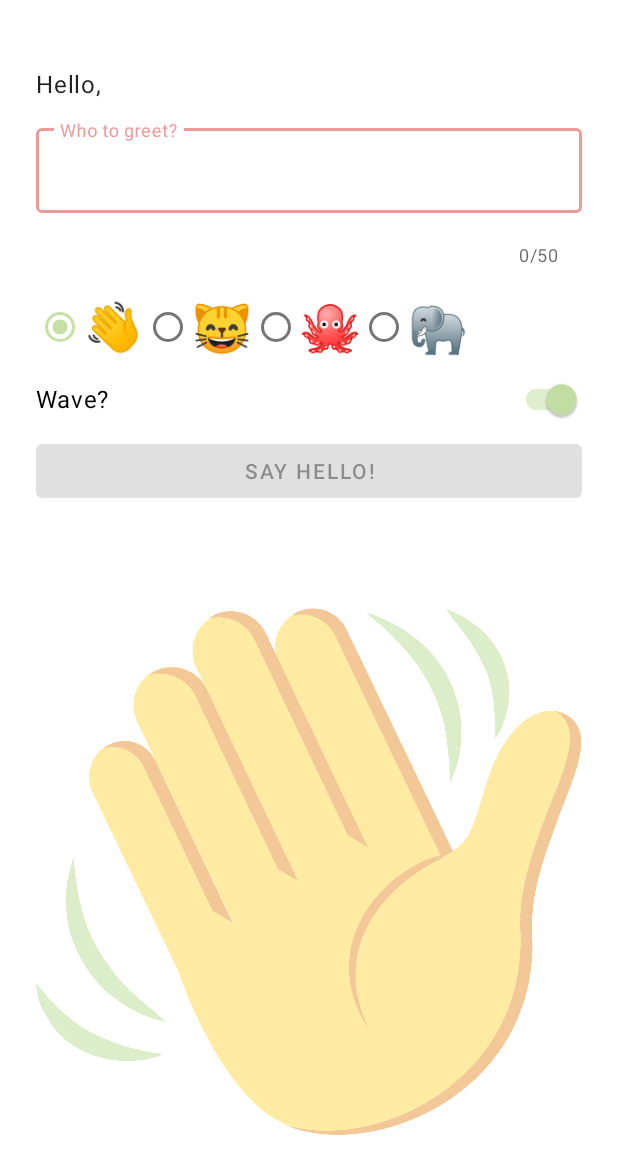
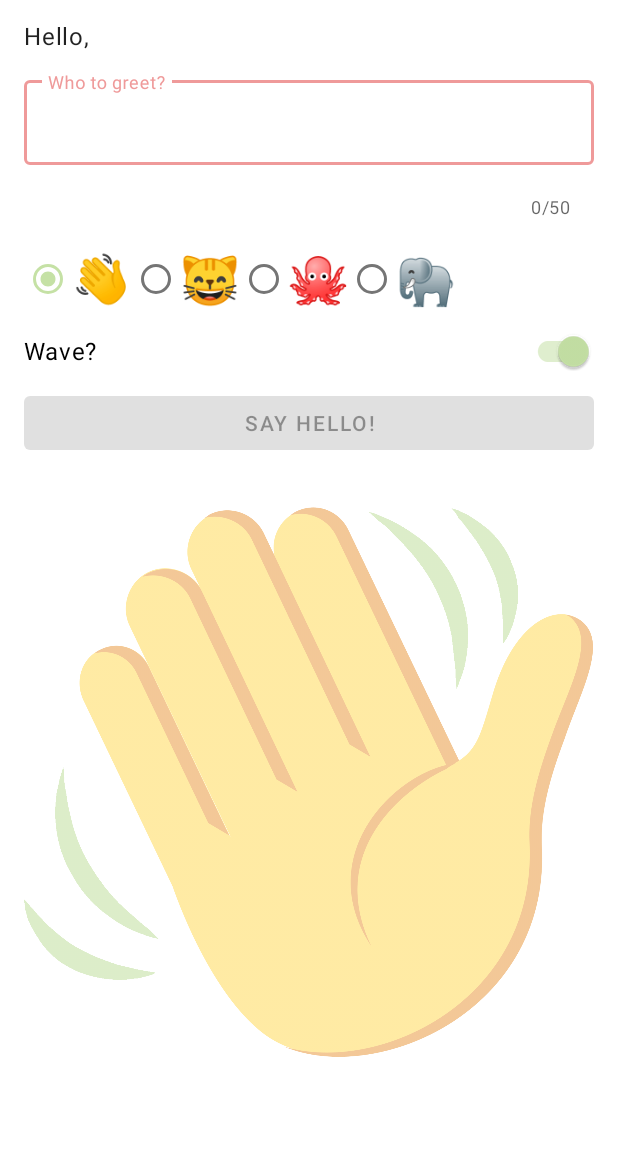
Before and after one commit to kvalle/hello-world-android, an Android app: the layout activity_main.xml on its own in the app's theme, with its tools: preview values and no code run, on a phone screen of 412 x 824 dp. Shown: the top 1174 px of the screen. Run offline under Robolectric (Android 15) with nearby library versions, the phone set to English and light mode, and no system bars.

Commit message:
add scroll view wrapper

```diff
--- a/app/src/main/res/layout/activity_main.xml
+++ b/app/src/main/res/layout/activity_main.xml
@@ -1,11 +1,16 @@
 <?xml version="1.0" encoding="utf-8"?>
-<androidx.constraintlayout.widget.ConstraintLayout xmlns:android="http://schemas.android.com/apk/res/android"
+<ScrollView xmlns:android="http://schemas.android.com/apk/res/android"
     xmlns:app="http://schemas.android.com/apk/res-auto"
     xmlns:tools="http://schemas.android.com/tools"
     android:layout_width="match_parent"
+    android:layout_height="match_parent">
+
+
+    <androidx.constraintlayout.widget.ConstraintLayout xmlns:app="http://schemas.android.com/apk/res-auto"
+        xmlns:tools="http://schemas.android.com/tools"
+        android:layout_width="match_parent"
         android:layout_height="match_parent"
-    android:paddingHorizontal="24dp"
-    android:paddingTop="32dp"
+        android:paddingHorizontal="16dp"
         tools:context=".MainActivity">
 
         <ImageView
@@ -16,6 +21,7 @@
             android:alpha="0.6"
             android:importantForAccessibility="no"
             android:scaleType="centerInside"
+            android:paddingTop="32dp"
             app:layout_constraintBottom_toBottomOf="parent"
             app:layout_constraintEnd_toEndOf="parent"
             app:layout_constraintStart_toStartOf="parent"
@@ -116,3 +122,5 @@
 
 
     </androidx.constraintlayout.widget.ConstraintLayout>
+
+</ScrollView>
```
Lines whose indentation alone changed are shown as unchanged.
